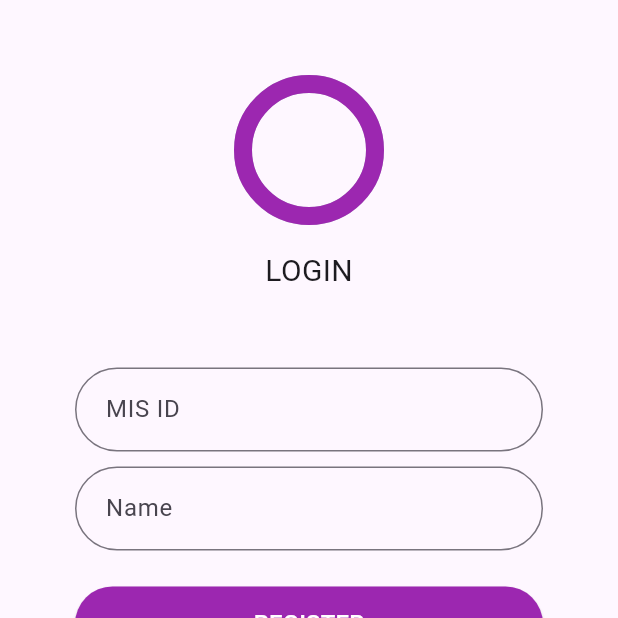
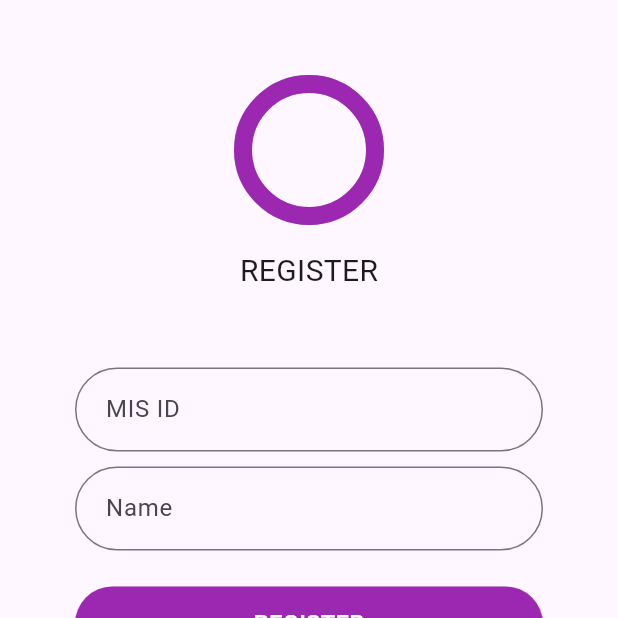
Before and after one commit to DevShayan/section_a, a Flutter app: the screen it shows after launch, after a tap on "Register Instead?", on a phone screen of 412 x 824 dp, the top half of it. Run offline on Flutter 3.47's test engine with Material 3 defaults, Android fonts, the phone set to English and light mode, and no system bars; drawn by our look-alikes of percent_indicator; our stand-ins replace flutter_bloc, modal_bottom_sheet, shimmer; network calls fail.

Commit message:
Changes to be committed: 	modified:   lib/bloc/register/reg_bloc.dart 	modified:   lib/screens/login.dart 	modified:   lib/screens/register.dart

```diff
--- a/lib/bloc/register/reg_bloc.dart
+++ b/lib/bloc/register/reg_bloc.dart
@@ -1,6 +1,7 @@
 import 'package:flutter/material.dart';
 import 'package:flutter_bloc/flutter_bloc.dart';
 import 'package:section_a/bloc/register/reg_state.dart';
+import 'package:section_a/constants/functions.dart';
 import 'package:section_a/database/dummy_api.dart';
 import 'package:section_a/pojos/curr_user.dart';
 import 'package:section_a/routes/routes.dart';
@@ -19,6 +20,7 @@ class RegisterBloc extends Bloc<RegisterEvent, RegisterState> {
   }
 
   void onRegisterPress(BuildContext context) {
+    printLog("OK");
     DummyAPI.fetchTotalAttnInUserAttndance();
     DummyAPI.fetchTotalGradesInUserGrades();
 
--- a/lib/screens/login.dart
+++ b/lib/screens/login.dart
@@ -3,6 +3,7 @@ import 'package:flutter_bloc/flutter_bloc.dart';
 import 'package:percent_indicator/circular_percent_indicator.dart';
 import 'package:section_a/bloc/login/login_bloc.dart';
 import 'package:section_a/bloc/login/login_state.dart';
+import 'package:section_a/bloc/register/reg_bloc.dart';
 import 'package:section_a/constants/colors.dart';
 import 'package:section_a/screens/register.dart';
 
@@ -82,7 +83,10 @@ class LoginScreen extends StatelessWidget {
                   ),
                   onPressed: () => Navigator.pushReplacement(
                     context,
-                    MaterialPageRoute(builder: (context) => const RegisterScreen()),
+                    MaterialPageRoute(builder: (context) => BlocProvider<RegisterBloc>(
+                      create: (context) => RegisterBloc(),
+                      child: RegisterScreen(),
+                    )),
                   ),
                   child: const Text(
                     "Register Instead?",
--- a/lib/screens/register.dart
+++ b/lib/screens/register.dart
@@ -9,9 +9,7 @@ class RegisterScreen extends StatelessWidget {
 
   @override
   Widget build(BuildContext context) {
-    return BlocProvider<RegisterBloc>(
-      create: (_) => RegisterBloc(),
-      child: Scaffold(
+    return Scaffold(
         body: Padding(
           padding: const EdgeInsets.fromLTRB(50, 0, 50, 0),
           child: SingleChildScrollView(
@@ -28,7 +26,7 @@ class RegisterScreen extends StatelessWidget {
                 const SizedBox(height: 16),
 
                 const Text(
-                  "LOGIN",
+                  "REGISTER",
                   style: TextStyle(
                     fontSize: 20
                   ),
@@ -80,7 +78,6 @@ class RegisterScreen extends StatelessWidget {
             ),
           ),
         ),
-      ),
     );
   }
 }
```
